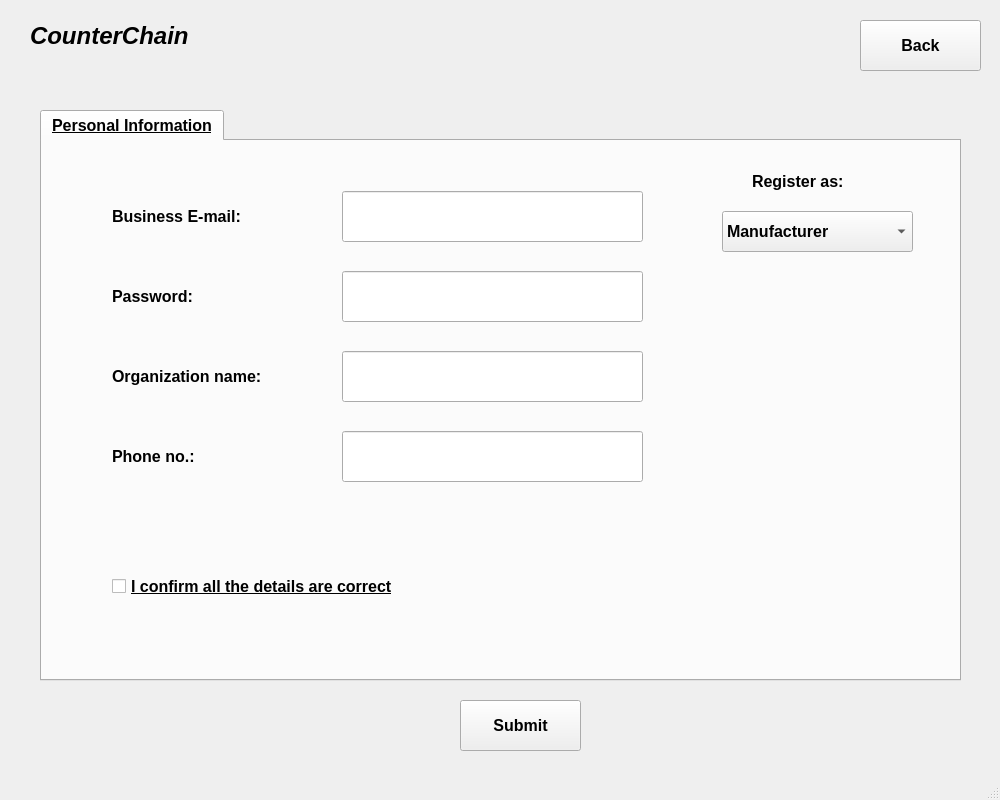
First picture: the form in register.ui, repository shubham0298/CounterChain, before the edit.
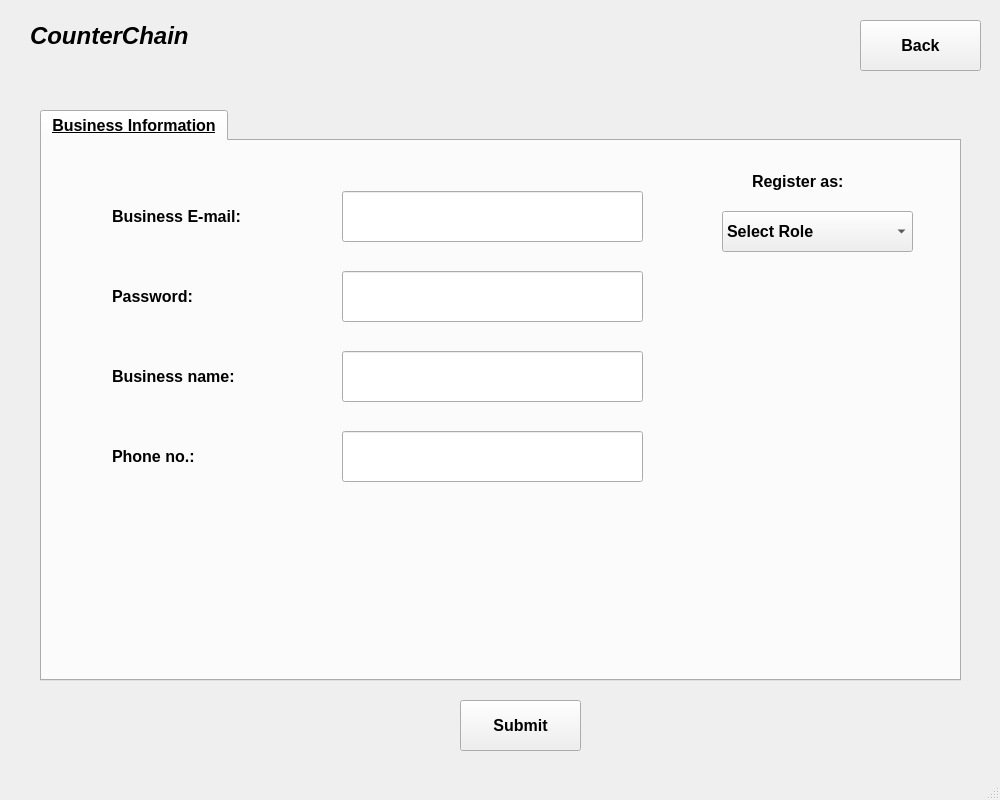
Second picture: the form after the edit.

Commit message: Resolve issue: already bought item improperly marked counterfeit Display result feedback on Login and Register window Add input validation for Register window

Diff of the .ui file:
```diff
--- a/register.ui
+++ b/register.ui
@@ -54,7 +54,7 @@
     </property>
     <widget class="QWidget" name="tab">
      <attribute name="title">
-      <string>Personal Information</string>
+      <string>Business Information</string>
      </attribute>
      <widget class="QLabel" name="label">
       <property name="geometry">
@@ -125,7 +125,7 @@
        <cursorShape>IBeamCursor</cursorShape>
       </property>
       <property name="text">
-       <string>Organization name:</string>
+       <string>Business name:</string>
       </property>
      </widget>
      <widget class="QLabel" name="label_4">
@@ -193,6 +193,11 @@
         <underline>false</underline>
        </font>
       </property>
+      <item>
+       <property name="text">
+        <string>Select Role</string>
+       </property>
+      </item>
       <item>
        <property name="text">
         <string>Manufacturer</string>
@@ -209,30 +214,6 @@
        </property>
       </item>
      </widget>
-     <widget class="QCheckBox" name="confirm_check">
-      <property name="geometry">
-       <rect>
-        <x>70</x>
-        <y>430</y>
-        <width>391</width>
-        <height>31</height>
-       </rect>
-      </property>
-      <property name="font">
-       <font>
-        <pointsize>12</pointsize>
-        <weight>75</weight>
-        <bold>true</bold>
-        <underline>true</underline>
-       </font>
-      </property>
-      <property name="cursor">
-       <cursorShape>PointingHandCursor</cursorShape>
-      </property>
-      <property name="text">
-       <string>I confirm all the details are correct</string>
-      </property>
-     </widget>
      <widget class="QLineEdit" name="email_LE">
       <property name="geometry">
        <rect>
@@ -297,6 +278,22 @@
        </font>
       </property>
      </widget>
+     <widget class="QLabel" name="statusLabel">
+      <property name="geometry">
+       <rect>
+        <x>280</x>
+        <y>400</y>
+        <width>400</width>
+        <height>120</height>
+       </rect>
+      </property>
+      <property name="text">
+       <string/>
+      </property>
+      <property name="alignment">
+       <set>Qt::AlignCenter</set>
+      </property>
+     </widget>
     </widget>
    </widget>
    <widget class="QPushButton" name="backButton">
```
Left out of the diff: 9 changed lines with no effect on the pictures. The commit also changes 8 other files.
